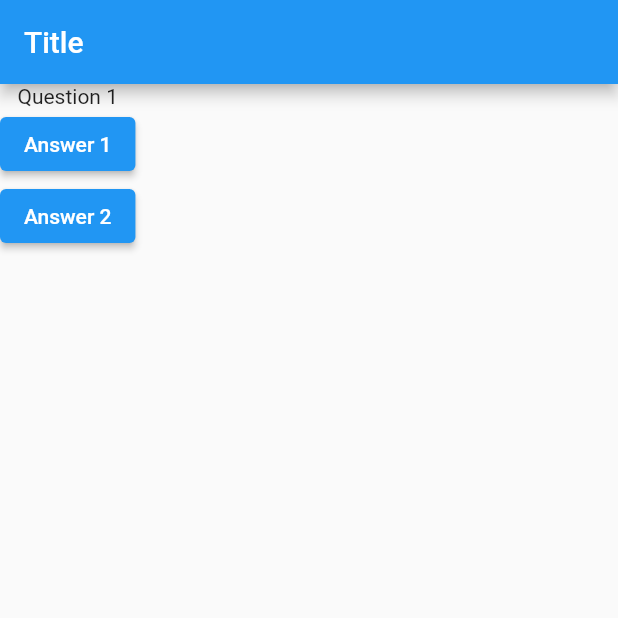
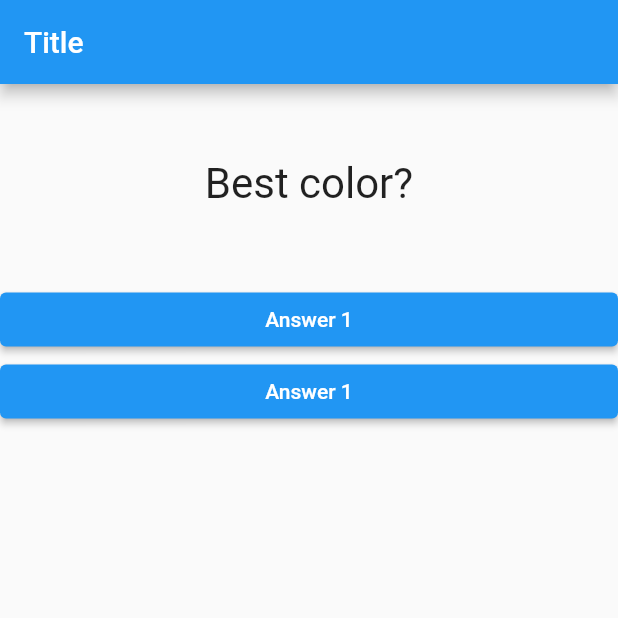
Before and after one commit to YanaiA/LearnFlutter, a Flutter app: the screen it shows after launch, on a phone screen of 412 x 824 dp, the top half of it. Run offline on Flutter 3.47's test engine with Material 2 defaults, Android fonts, the phone set to English and light mode, and no system bars.

Commit message:
add answer

```diff
--- /dev/null
+++ b/first_app/lib/answer.dart
@@ -0,0 +1,17 @@
+import 'package:flutter/material.dart';
+
+class Answer extends StatelessWidget {
+  final VoidCallback selectHandler;
+  Answer(this.selectHandler);
+
+  @override
+  Widget build(BuildContext context) {
+    return Container(
+      width: double.infinity,
+      child: ElevatedButton(
+        onPressed: selectHandler,
+        child: Text('Answer 1'),
+      ),
+    );
+  }
+}
--- a/first_app/lib/main.dart
+++ b/first_app/lib/main.dart
@@ -1,4 +1,6 @@
 import 'package:flutter/material.dart';
+import 'question.dart';
+import 'answer.dart';
 
 void main() {
   runApp(MyApp());
@@ -14,8 +16,14 @@ class MyApp extends StatefulWidget {
 class _MyAppState extends State {
   var _questionIndex = 0;
   final _questions = [
-    'Question 1',
-    'Question 2',
+    {
+      'questionText': 'Best color?',
+      'answers': ['Blue', 'White']
+    },
+    {
+      'questionText': 'Best animal?',
+      'answers': ['dog', 'cat']
+    }
   ];
 
   void _answerQuestion() {
@@ -34,17 +42,9 @@ class _MyAppState extends State {
         ),
         body: Column(
           children: <Widget>[
-            Text(
-              _questions[_questionIndex],
-            ),
-            ElevatedButton(
-              onPressed: _answerQuestion,
-              child: Text('Answer 1'),
-            ),
-            ElevatedButton(
-              onPressed: _answerQuestion,
-              child: Text('Answer 2'),
-            ),
+            Question(_questions[_questionIndex]['questionText']),
+            Answer(_answerQuestion),
+            Answer(_answerQuestion),
           ],
         ),
       ),
--- /dev/null
+++ b/first_app/lib/question.dart
@@ -0,0 +1,20 @@
+import 'package:flutter/material.dart';
+
+class Question extends StatelessWidget {
+  final String _questionText;
+
+  Question(this._questionText);
+
+  @override
+  Widget build(BuildContext context) {
+    return Container(
+      width: double.infinity,
+      margin: EdgeInsets.all(50),
+      child: Text(
+        _questionText,
+        style: TextStyle(fontSize: 28),
+        textAlign: TextAlign.center,
+      ),
+    );
+  }
+}
```
